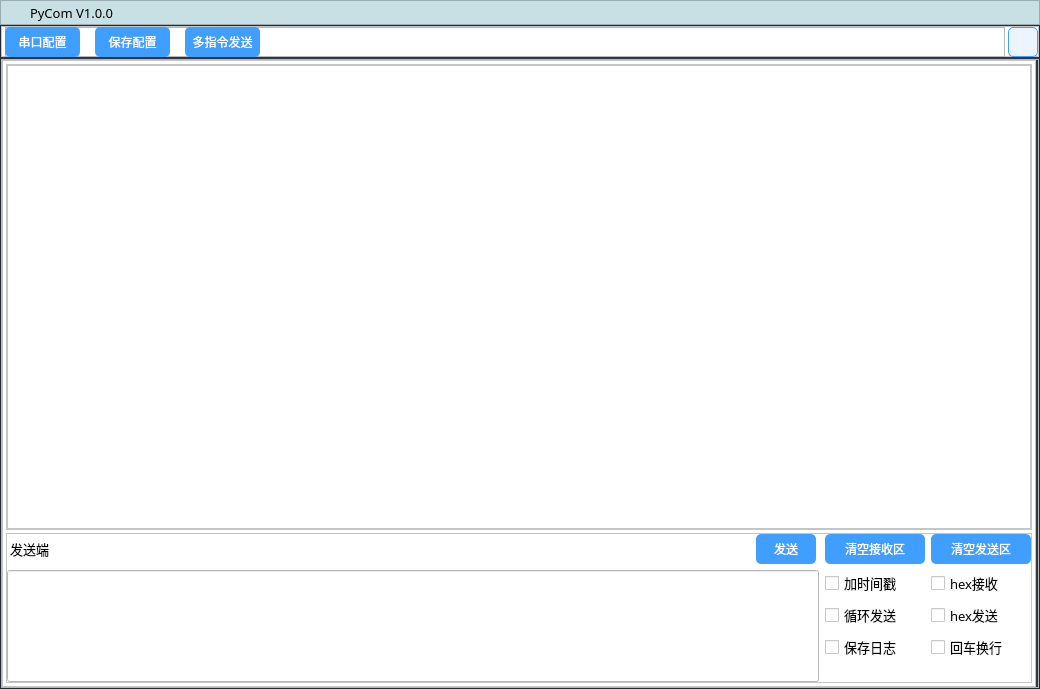
This is ui/index.ui in jiang-xin9/PyCom as Qt 5 draws it before an edit. The edited form follows.
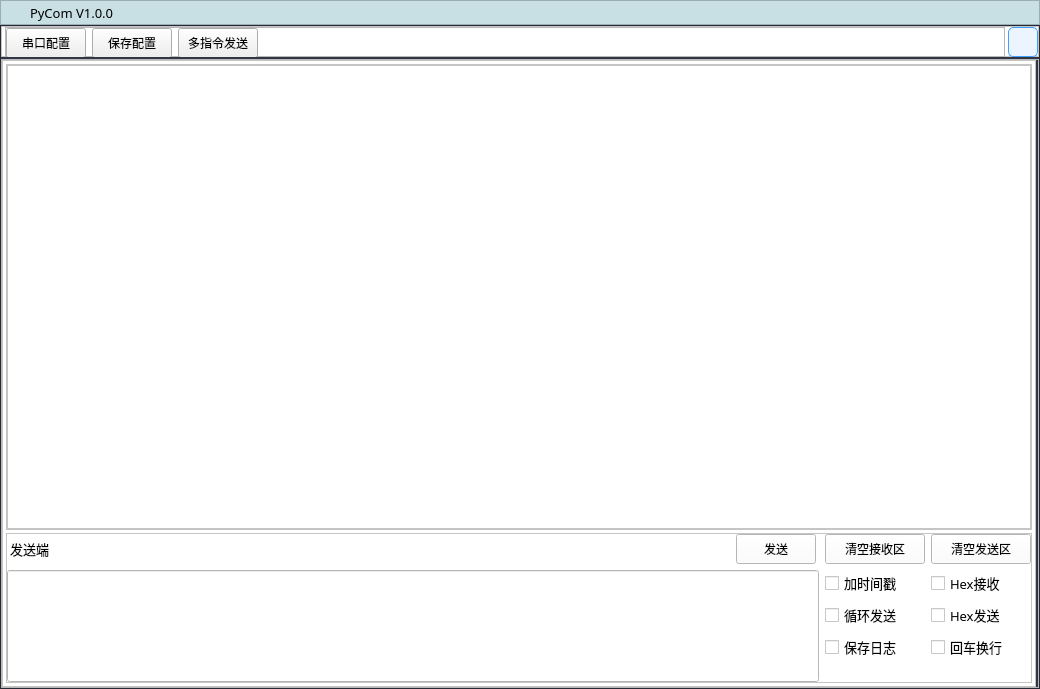
This is the edited form. Icons and pictures are not drawn. Custom widgets are drawn as their Qt base class.

Commit message: 更新按钮样式，提交提升自定义按钮

```diff
--- a/ui/index.ui
+++ b/ui/index.ui
@@ -317,16 +317,7 @@
             </size>
            </property>
            <property name="styleSheet">
-            <string notr="true">QPushButton {
-	background-color: rgb(64, 158, 255);
-	border-radius: 5px;
-	color: rgb(255, 255, 255);
-	font: 12px &quot;Microsoft YaHei&quot;;
-}
-QPushButton::hover {
-	background-color: rgb(121, 187, 255);
-	border-radius: 5px;
-}</string>
+            <string notr="true"/>
            </property>
            <property name="frameShape">
             <enum>QFrame::StyledPanel</enum>
@@ -334,15 +325,21 @@
            <property name="frameShadow">
             <enum>QFrame::Raised</enum>
            </property>
-           <widget class="QPushButton" name="serial_config_btn">
-            <property name="geometry">
-             <rect>
-              <x>0</x>
-              <y>0</y>
-              <width>75</width>
-              <height>30</height>
-             </rect>
+           <layout class="QHBoxLayout" name="horizontalLayout_7">
+            <property name="leftMargin">
+             <number>0</number>
             </property>
+            <property name="topMargin">
+             <number>0</number>
+            </property>
+            <property name="rightMargin">
+             <number>0</number>
+            </property>
+            <property name="bottomMargin">
+             <number>0</number>
+            </property>
+            <item>
+             <widget class="NewQPushButton" name="serial_config_btn">
             <property name="minimumSize">
              <size>
               <width>0</width>
@@ -356,15 +353,9 @@
              <string>串口配置</string>
             </property>
            </widget>
-           <widget class="QPushButton" name="pushButton_2">
-            <property name="geometry">
-             <rect>
-              <x>90</x>
-              <y>0</y>
-              <width>75</width>
-              <height>30</height>
-             </rect>
-            </property>
+            </item>
+            <item>
+             <widget class="NewQPushButton" name="save_config_btn">
             <property name="minimumSize">
              <size>
               <width>0</width>
@@ -378,15 +369,9 @@
              <string>保存配置</string>
             </property>
            </widget>
-           <widget class="QPushButton" name="pushButton_5">
-            <property name="geometry">
-             <rect>
-              <x>180</x>
-              <y>0</y>
-              <width>75</width>
-              <height>30</height>
-             </rect>
-            </property>
+            </item>
+            <item>
+             <widget class="NewQPushButton" name="send_instruction_btn">
             <property name="minimumSize">
              <size>
               <width>0</width>
@@ -400,6 +385,21 @@
              <string>多指令发送</string>
             </property>
            </widget>
+            </item>
+            <item>
+             <spacer name="horizontalSpacer_3">
+              <property name="orientation">
+               <enum>Qt::Horizontal</enum>
+              </property>
+              <property name="sizeHint" stdset="0">
+               <size>
+                <width>752</width>
+                <height>20</height>
+               </size>
+              </property>
+             </spacer>
+            </item>
+           </layout>
           </widget>
          </item>
          <item>
@@ -532,16 +532,7 @@
                  </size>
                 </property>
                 <property name="styleSheet">
-                 <string notr="true">QPushButton {
-	background-color: rgb(64, 158, 255);
-	border-radius: 5px;
-	color: rgb(255, 255, 255);
-	font: 12px &quot;Microsoft YaHei&quot;;
-}
-QPushButton::hover {
-	background-color: rgb(121, 187, 255);
-	border-radius: 5px;
-}</string>
+                 <string notr="true"/>
                 </property>
                 <property name="frameShape">
                  <enum>QFrame::StyledPanel</enum>
@@ -611,7 +602,7 @@
                       </spacer>
                      </item>
                      <item>
-                      <widget class="QPushButton" name="pushButton">
+                      <widget class="NewQPushButton" name="send_btn">
                        <property name="minimumSize">
                         <size>
                          <width>60</width>
@@ -732,7 +723,7 @@
                         </font>
                        </property>
                        <property name="text">
-                        <string>hex接收</string>
+                        <string>Hex接收</string>
                        </property>
                       </widget>
                      </item>
@@ -770,7 +761,7 @@
                         </font>
                        </property>
                        <property name="text">
-                        <string>hex发送</string>
+                        <string>Hex发送</string>
                        </property>
                       </widget>
                      </item>
@@ -880,6 +871,11 @@
    <extends>QCheckBox</extends>
    <header>customtogglebutton.h</header>
   </customwidget>
+  <customwidget>
+   <class>NewQPushButton</class>
+   <extends>QPushButton</extends>
+   <header>newqpushbutton.h</header>
+  </customwidget>
  </customwidgets>
  <resources>
   <include location="resources.qrc"/>
```
Left out of the diff: 24 changed lines with no effect on the pictures. Lines whose indentation alone changed are shown as unchanged.
